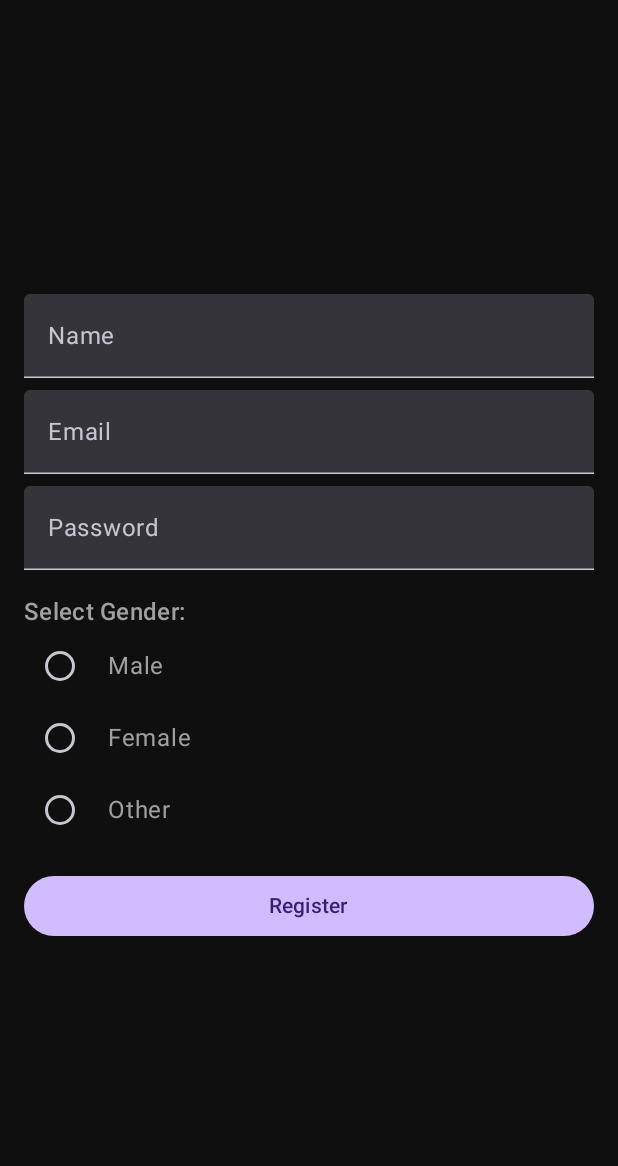
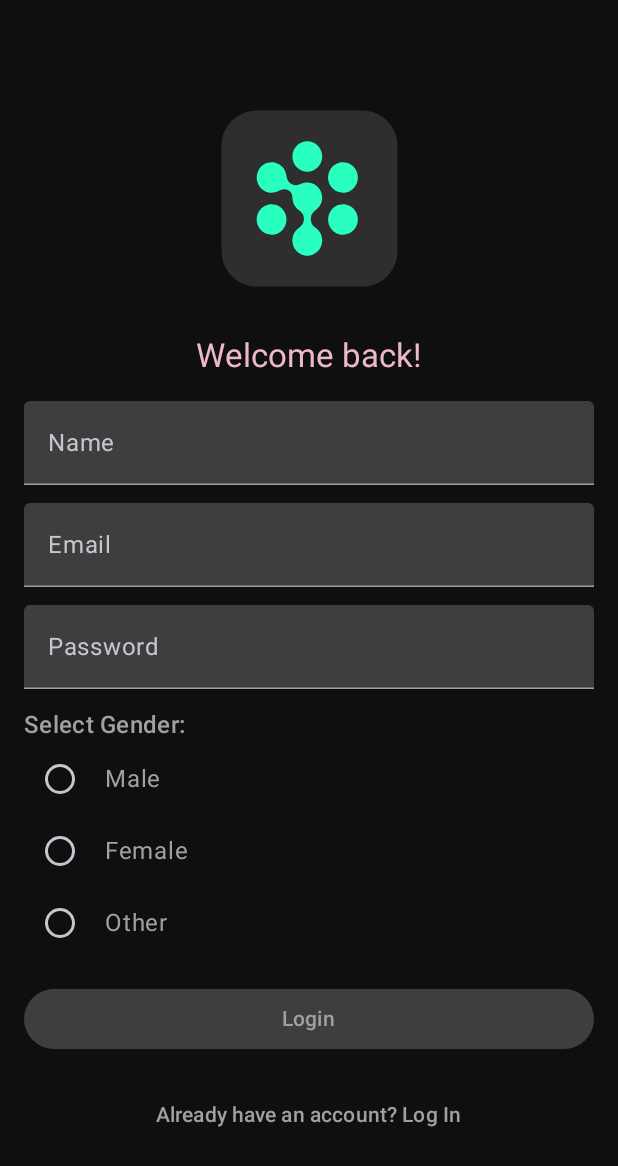
Before and after one commit to rookiky/Invest_er, an Android app built with Jetpack Compose: the screen it shows after launch (RegistrationActivity), after a tap on "Don't have an account? Sign Up", on a phone screen of 412 x 824 dp. Shown: the top 1166 px of the screen. Run offline under Robolectric (Android 15) with nearby library versions, the phone set to English and light mode, and no system bars; our stand-ins replace Firebase (no records; nobody signed in at launch, a user with empty details on screens opened directly).

Commit message:
Final register/Login styling

```diff
--- a/app/src/main/java/com/example/invest/LoginActivity.kt
+++ b/app/src/main/java/com/example/invest/LoginActivity.kt
@@ -106,6 +106,7 @@ fun LoginScreen(onLoginClick: (String, String) -> Unit, onRegisterClick: () -> U
                     modifier = Modifier.fillMaxWidth(),
                     colors = TextFieldDefaults.textFieldColors(
                         focusedTextColor = MaterialTheme.colorScheme.onBackground,
+                        unfocusedTextColor = MaterialTheme.colorScheme.onBackground,
                         containerColor = MaterialTheme.colorScheme.onSurface,
                         focusedIndicatorColor = MaterialTheme.colorScheme.onBackground,
                         unfocusedIndicatorColor = MaterialTheme.colorScheme.onBackground
@@ -118,6 +119,13 @@ fun LoginScreen(onLoginClick: (String, String) -> Unit, onRegisterClick: () -> U
                     label = { Text("Password") },
                     modifier = Modifier.fillMaxWidth(),
                     keyboardOptions = KeyboardOptions(keyboardType = KeyboardType.Email),
+                    colors = TextFieldDefaults.textFieldColors(
+                        focusedTextColor = MaterialTheme.colorScheme.onBackground,
+                        unfocusedTextColor = MaterialTheme.colorScheme.onBackground,
+                        containerColor = MaterialTheme.colorScheme.onSurface,
+                        focusedIndicatorColor = MaterialTheme.colorScheme.onBackground,
+                        unfocusedIndicatorColor = MaterialTheme.colorScheme.onBackground
+                    )
 
                 )
                 Spacer(modifier = Modifier.height(18.dp))
--- a/app/src/main/java/com/example/invest/RegisterActivity.kt
+++ b/app/src/main/java/com/example/invest/RegisterActivity.kt
@@ -5,12 +5,14 @@ import android.os.Bundle
 import android.widget.Toast
 import androidx.activity.ComponentActivity
 import androidx.activity.compose.setContent
+import androidx.compose.foundation.Image
 import androidx.compose.foundation.layout.*
 import androidx.compose.foundation.text.KeyboardOptions
 import androidx.compose.material3.*
 import androidx.compose.runtime.*
 import androidx.compose.ui.Modifier
 import androidx.compose.ui.platform.LocalContext
+import androidx.compose.ui.res.painterResource
 import androidx.compose.ui.text.input.KeyboardType
 import androidx.compose.ui.unit.dp
 import com.example.invest.ui.theme.InvestTheme
@@ -27,10 +29,11 @@ class RegistrationActivity : ComponentActivity() {
 
         setContent {
             InvestTheme {
-                RegistrationScreen { email, password, name, sex ->
+                RegistrationScreen ({ email, password, name, sex ->
                     registerUser(email, password, name, sex)
-                }
-            }
+                },
+                onLoginClick = { startActivity(Intent(this, LoginActivity::class.java)) }
+                )}
         }
     }
 
@@ -54,8 +57,9 @@ class RegistrationActivity : ComponentActivity() {
     }
 }
 
+@OptIn(ExperimentalMaterial3Api::class)
 @Composable
-fun RegistrationScreen(onRegisterClick: (String, String, String, String) -> Unit) {
+fun RegistrationScreen(onRegisterClick: (String, String, String, String) -> Unit, onLoginClick: () -> Unit) {
     var email by remember { mutableStateOf("") }
     var password by remember { mutableStateOf("") }
     var name by remember { mutableStateOf("") }
@@ -75,34 +79,75 @@ fun RegistrationScreen(onRegisterClick: (String, String, String, String) -> Unit
                 .padding(16.dp),
             verticalArrangement = Arrangement.Center
         ) {
+            Image(
+                painter = painterResource(id = R.drawable.ic_launcher_logo),
+                contentDescription = "App Logo",
+                modifier = Modifier
+                    .fillMaxWidth()
+                    .height(150.dp)
+            )
+            Spacer(modifier = Modifier.height(16.dp))
+            Box(
+                contentAlignment = androidx.compose.ui.Alignment.Center, // Centers content in the Box
+                modifier = Modifier.fillMaxWidth()
+            ) {
+                Text(
+
+                    text = "Welcome back!",
+                    style = MaterialTheme.typography.titleLarge, // Use large predefined typography
+                    color = MaterialTheme.colorScheme.tertiary // Adjust color for contrast
+                )
+            }
+            Spacer(modifier = Modifier.height(16.dp))
             TextField(
                 value = name,
                 onValueChange = { name = it },
                 label = { Text("Name") },
-                modifier = Modifier.fillMaxWidth()
+                modifier = Modifier.fillMaxWidth(),
+                colors = TextFieldDefaults.textFieldColors(
+                    focusedTextColor = MaterialTheme.colorScheme.onBackground,
+                    unfocusedTextColor = MaterialTheme.colorScheme.onBackground,
+                    containerColor = MaterialTheme.colorScheme.onSurface,
+                    focusedIndicatorColor = MaterialTheme.colorScheme.onBackground,
+                    unfocusedIndicatorColor = MaterialTheme.colorScheme.onBackground
+                )
             )
 
-            Spacer(modifier = Modifier.height(8.dp))
+            Spacer(modifier = Modifier.height(12.dp))
 
             TextField(
                 value = email,
                 onValueChange = { email = it },
                 label = { Text("Email") },
                 modifier = Modifier.fillMaxWidth(),
-                keyboardOptions = KeyboardOptions(keyboardType = KeyboardType.Email)
+                keyboardOptions = KeyboardOptions(keyboardType = KeyboardType.Email),
+                colors = TextFieldDefaults.textFieldColors(
+                    focusedTextColor = MaterialTheme.colorScheme.onBackground,
+                    unfocusedTextColor = MaterialTheme.colorScheme.onBackground,
+                    containerColor = MaterialTheme.colorScheme.onSurface,
+                    focusedIndicatorColor = MaterialTheme.colorScheme.onBackground,
+                    unfocusedIndicatorColor = MaterialTheme.colorScheme.onBackground
+                )
             )
 
-            Spacer(modifier = Modifier.height(8.dp))
+            Spacer(modifier = Modifier.height(12.dp))
 
             TextField(
                 value = password,
                 onValueChange = { password = it },
                 label = { Text("Password") },
                 modifier = Modifier.fillMaxWidth(),
-                keyboardOptions = KeyboardOptions(keyboardType = KeyboardType.Password)
+                keyboardOptions = KeyboardOptions(keyboardType = KeyboardType.Password),
+                colors = TextFieldDefaults.textFieldColors(
+                        focusedTextColor = MaterialTheme.colorScheme.onBackground,
+                    unfocusedTextColor = MaterialTheme.colorScheme.onBackground,
+                        containerColor = MaterialTheme.colorScheme.onSurface,
+                        focusedIndicatorColor = MaterialTheme.colorScheme.onBackground,
+                        unfocusedIndicatorColor = MaterialTheme.colorScheme.onBackground
+            )
             )
 
-            Spacer(modifier = Modifier.height(16.dp))
+            Spacer(modifier = Modifier.height(12.dp))
 
             Text("Select Gender:", style = MaterialTheme.typography.titleMedium)
             genders.forEach { gender ->
@@ -114,7 +159,7 @@ fun RegistrationScreen(onRegisterClick: (String, String, String, String) -> Unit
                         selected = selectedGender == gender,
                         onClick = { selectedGender = gender }
                     )
-                    Spacer(modifier = Modifier.width(8.dp))
+                    Spacer(modifier = Modifier.width(6.dp))
                     Text(text = gender)
                 }
             }
@@ -129,10 +174,21 @@ fun RegistrationScreen(onRegisterClick: (String, String, String, String) -> Unit
                         Toast.makeText(context, "All fields are required", Toast.LENGTH_SHORT).show()
                     }
                 },
+                modifier = Modifier.fillMaxWidth(),colors = ButtonDefaults.buttonColors(
+                    containerColor = MaterialTheme.colorScheme.onSurface,
+
+                    ),
+            ) {
+                Text("Login", color = MaterialTheme.colorScheme.onBackground)
+            }
+            Spacer(modifier = Modifier.height(16.dp))
+            TextButton(
+                onClick = onLoginClick,
                 modifier = Modifier.fillMaxWidth()
             ) {
-                Text("Register")
+                Text("Already have an account? Log In", color = MaterialTheme.colorScheme.onBackground)
             }
+
         }
     }
 
```
